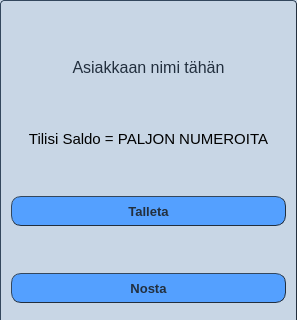
Qt form bankautomat/bankui.ui (bank-2022/group17) before a commit; both pictures show x 0 to 297 and y 0 to 320 of the 297 by 509 pixel window.
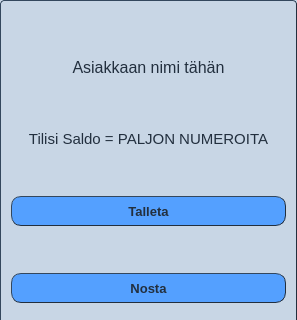
The same form after that commit.

Commit message: UI ulkonäyön säätöä v0.3

```diff
--- a/bankautomat/bankui.ui
+++ b/bankautomat/bankui.ui
@@ -80,9 +80,14 @@
      </property>
      <property name="font">
       <font>
+       <family>Segoe UI</family>
        <pointsize>11</pointsize>
       </font>
      </property>
+     <property name="styleSheet">
+      <string notr="true">color: rgb(34, 47, 62);
+font-family: &quot;Segoe UI&quot;;</string>
+     </property>
      <property name="text">
       <string>Tilisi Saldo = PALJON NUMEROITA</string>
      </property>
```
Left out of the diff: 12 changed lines with no effect on the pictures. The commit also changes 7 other files.
